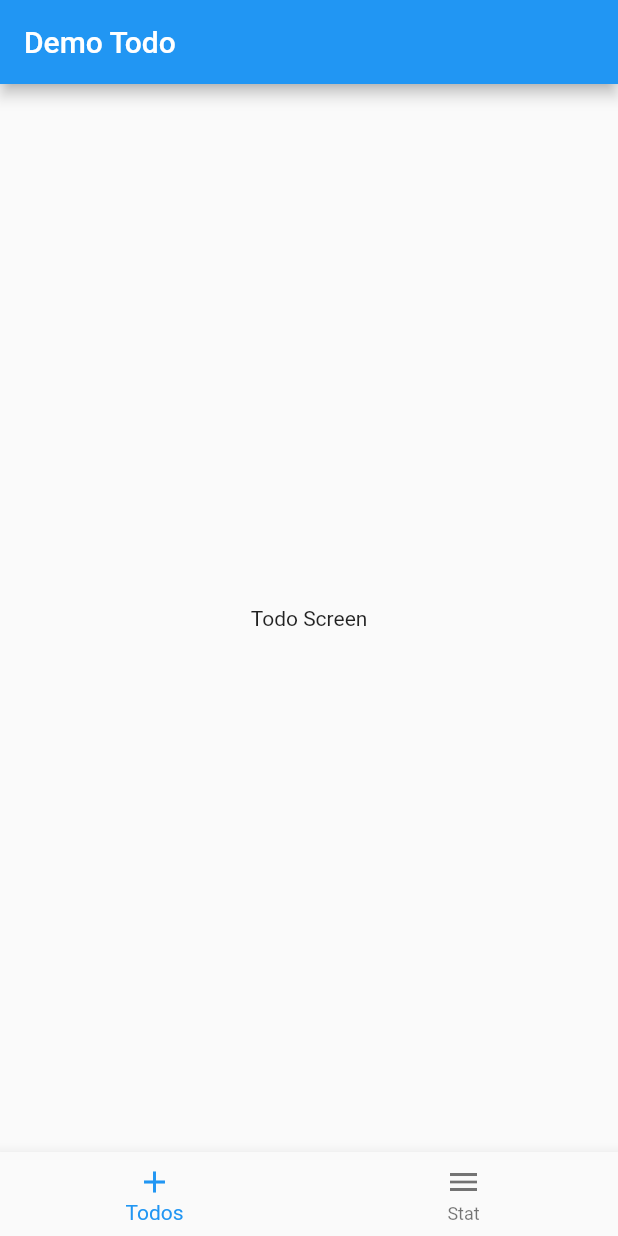
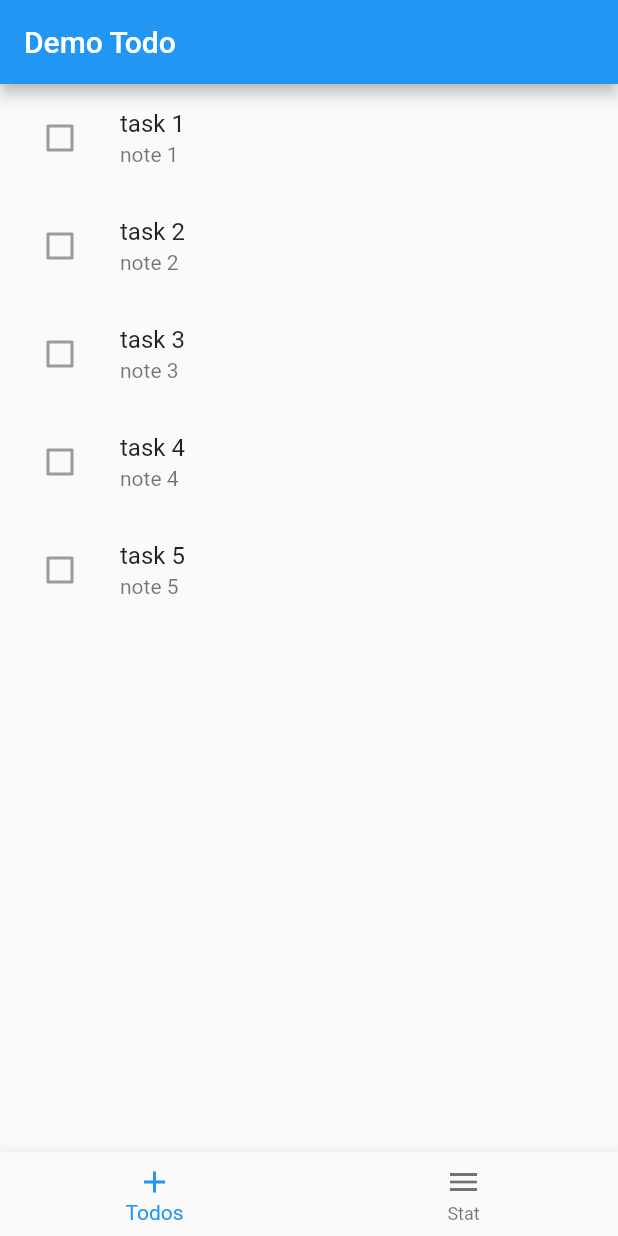
Before and after one commit to BeginReactNative/demo_flutter_bloc, a Flutter app: the TodoScreen screen opened directly, on a phone screen of 412 x 824 dp. Run offline on Flutter 3.47's test engine with Material 2 defaults, Android fonts, the phone set to English and light mode, and no system bars; our stand-ins replace bloc, equatable, flutter_bloc.

Commit message:
add to do

```diff
--- a/lib/blocs/todo/todo_bloc.dart
+++ b/lib/blocs/todo/todo_bloc.dart
@@ -32,7 +32,12 @@ class TodoBloc extends Bloc<TodoEvent, TodoState> {
   Stream<TodoState> _loadTodo() async* {
     try {
       final todos = await this.repository.loadTodos();
-      yield TodoStateLoaded(todos);
+      if(todos.length == 0) {
+        yield TodoStateEmpty();
+      } else {
+        yield TodoStateLoaded(todos);
+      }
+
     } catch (_) {
        yield TodoStateLoadError();
     }
--- a/lib/blocs/todo/todo_repository.dart
+++ b/lib/blocs/todo/todo_repository.dart
@@ -1,11 +1,23 @@
 
+
+import 'dart:math';
 
 import 'todo.dart';
 
 class TodoRepository {
   Future<List<Todo>> loadTodos() async {
     List<Todo> todos = new List<Todo>();
+    todos..add(new Todo("task 1 ",note: "note 1",complete: randomActivated(),))
+      ..add(new Todo("task 2 ",note: "note 2",complete: randomActivated(),))
+      ..add(new Todo("task 3 ",note: "note 3",complete: randomActivated(),))
+      ..add(new Todo("task 4 ",note: "note 4",complete: randomActivated(),))
+      ..add(new Todo("task 5 ",note: "note 5",complete: randomActivated(),));
+
     return todos;
+  }
+  bool randomActivated() {
+    int rand = new Random().nextInt(2);
+    return (rand == 1) ? true : false;
   }
   Future saveTodo(Todo todo) {
     print("save todo");
--- a/lib/blocs/todo/todo_state.dart
+++ b/lib/blocs/todo/todo_state.dart
@@ -22,6 +22,12 @@ class TodoStateLoaded extends TodoState {
     return 'TodosLoaded { todos: $todos }';
   }
 }
+class TodoStateEmpty extends TodoState {
+  @override
+  String toString() {
+    return 'TodosEmpty';
+  }
+}
 class TodoStateLoadError extends TodoState {
   @override
   String toString() {
--- /dev/null
+++ b/lib/screens/demo_todo/tab_selector.dart
@@ -0,0 +1,32 @@
+import 'package:bloc_partten/blocs/home_tabs/index.dart';
+import 'package:flutter/material.dart';
+import 'package:flutter_bloc/flutter_bloc.dart';
+
+class TabSelector extends StatelessWidget {
+  const TabSelector({
+    Key key,
+  }) : super(key: key);
+
+  @override
+  Widget build(BuildContext context) {
+    var _tabsBloc = BlocProvider.of<HomeTabsBloc>(context);
+    return BlocBuilder(
+      bloc: _tabsBloc,
+      builder: (BuildContext context, HomeTab activatedTab) {
+        return BottomNavigationBar(
+            currentIndex: HomeTab.values.indexOf(activatedTab),
+            onTap: (int index) {
+              HomeTab newTab = HomeTab.values[index];
+              _tabsBloc.dispatch(UpdateTab(tab: newTab));
+            },
+            items: HomeTab.values.map((tab) {
+              return BottomNavigationBarItem(
+                  icon: Icon(
+                    (tab == HomeTab.todos) ? Icons.add : Icons.menu,
+                  ),
+                  title: (tab == HomeTab.todos) ? Text("Todos") : Text("Stat"));
+            }).toList());
+      },
+    );
+  }
+}
--- /dev/null
+++ b/lib/screens/demo_todo/todo_list.dart
@@ -0,0 +1,56 @@
+import 'package:bloc_partten/blocs/todo/index.dart';
+import 'package:bloc_partten/blocs/todo/todo.dart';
+import 'package:bloc_partten/blocs/todo/todo_repository.dart';
+import 'package:flutter/material.dart';
+import 'package:flutter_bloc/flutter_bloc.dart';
+
+class TodoList extends StatefulWidget {
+  TodoList({Key key}) : super(key: key);
+
+  _TodoListState createState() => _TodoListState();
+}
+
+class _TodoListState extends State<TodoList> {
+  TodoBloc _todoBloc;
+  TodoRepository _repository = TodoRepository();
+  @override
+  void initState() {
+    super.initState();
+    _todoBloc = TodoBloc(repository: _repository);
+    _todoBloc.dispatch(LoadTodoEvent());
+  }
+
+  @override
+  Widget build(BuildContext context) {
+    return BlocBuilder(
+      bloc: _todoBloc,
+      builder: (BuildContext context, TodoState state) {
+        if (state is TodoStateEmpty) {
+          return Center(
+            child: Text("Todo empty"),
+          );
+        }
+        else if( state is TodoStateLoading) {
+           return Center(
+            child: Text("Todo empty"),
+          );
+        }
+        else if (state is TodoStateLoaded) {
+          return Container(
+            child:  ListView.builder(
+                itemCount: state.todos.length,
+                itemBuilder: (BuildContext context, int index) {
+                  Todo item = state.todos[index];
+                  return ListTile(
+                    leading: Checkbox(value: item.complete, onChanged: null,),
+                    title: Text(item.task),
+                    subtitle: Text(item.note),
+                  );
+                },
+              ),
+          );
+        }
+      },
+    );
+  }
+}
--- a/lib/screens/demo_todo/todo_screen.dart
+++ b/lib/screens/demo_todo/todo_screen.dart
@@ -1,6 +1,10 @@
 import 'package:bloc_partten/blocs/home_tabs/index.dart';
+import 'package:bloc_partten/blocs/todo/todo_bloc.dart';
+import 'package:bloc_partten/screens/demo_todo/todo_list.dart';
 import 'package:flutter/material.dart';
 import 'package:flutter_bloc/flutter_bloc.dart';
+
+import 'tab_selector.dart';
 
 class TodoScreen extends StatefulWidget {
   TodoScreen({Key key}) : super(key: key);
@@ -15,7 +19,7 @@ class _TodoScreenState extends State<TodoScreen> {
     return BlocBuilder(
       bloc: _tabsBloc,
       builder: (BuildContext context, HomeTab activatedTab) {
-       return BlocProviderTree(
+        return BlocProviderTree(
           blocProviders: [
             BlocProvider<HomeTabsBloc>(bloc: _tabsBloc),
             // other bloc
@@ -25,30 +29,11 @@ class _TodoScreenState extends State<TodoScreen> {
                 title: Text("Demo Todo"),
               ),
               body: (activatedTab == HomeTab.todos)
-                  ? Center(
-                      child: Text("Todo Screen"),
-                    )
+                  ? TodoList()
                   : Center(
                       child: Text("Stat Screen"),
                     ),
-              bottomNavigationBar: BottomNavigationBar(
-                  currentIndex: HomeTab.values.indexOf(activatedTab),
-                  onTap: (int index) {
-                    HomeTab newTab = HomeTab.values[index];
-                    _tabsBloc.dispatch(UpdateTab(tab: newTab));
-                  },
-                  items: HomeTab.values.map((tab) {
-                    print(tab);
-                    return BottomNavigationBarItem(
-                        icon: Icon(
-                          (tab == HomeTab.todos)
-                              ? Icons.add
-                              : Icons.menu,
-                        ),
-                        title: (tab == HomeTab.todos)
-                            ? Text("Todos")
-                            : Text("Stat"));
-                  }).toList())),
+              bottomNavigationBar: new TabSelector()),
         );
       },
     );
```
